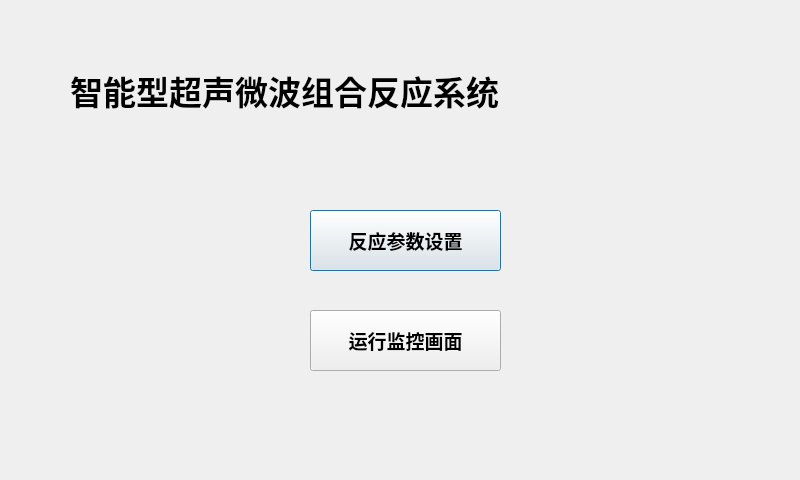
wanghao-xznu/untitled2, file select.ui: the form before one commit.
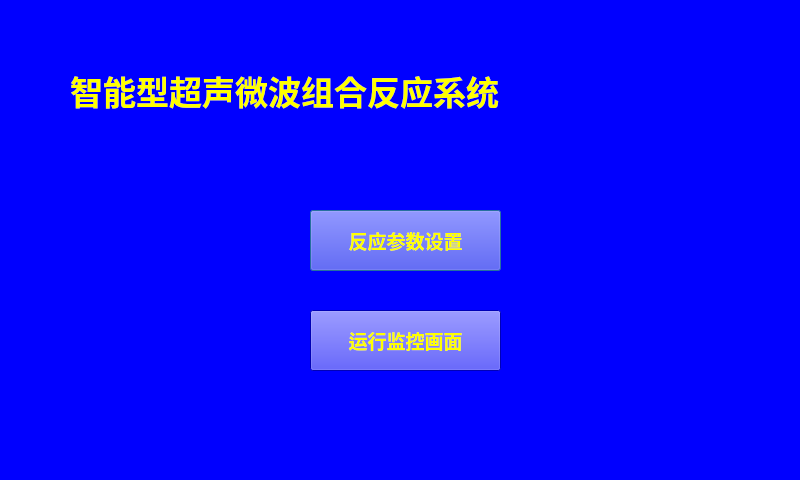
The form after the commit.

Commit message: set some backgroung color

```diff
--- a/select.ui
+++ b/select.ui
@@ -13,6 +13,10 @@
   <property name="windowTitle">
    <string>Dialog</string>
   </property>
+  <property name="styleSheet">
+   <string notr="true">color: rgb(255, 255, 0);
+background-color: rgb(0, 0, 255);</string>
+  </property>
   <widget class="QLabel" name="label">
    <property name="geometry">
     <rect>
```
The commit also changes 4 other files.
